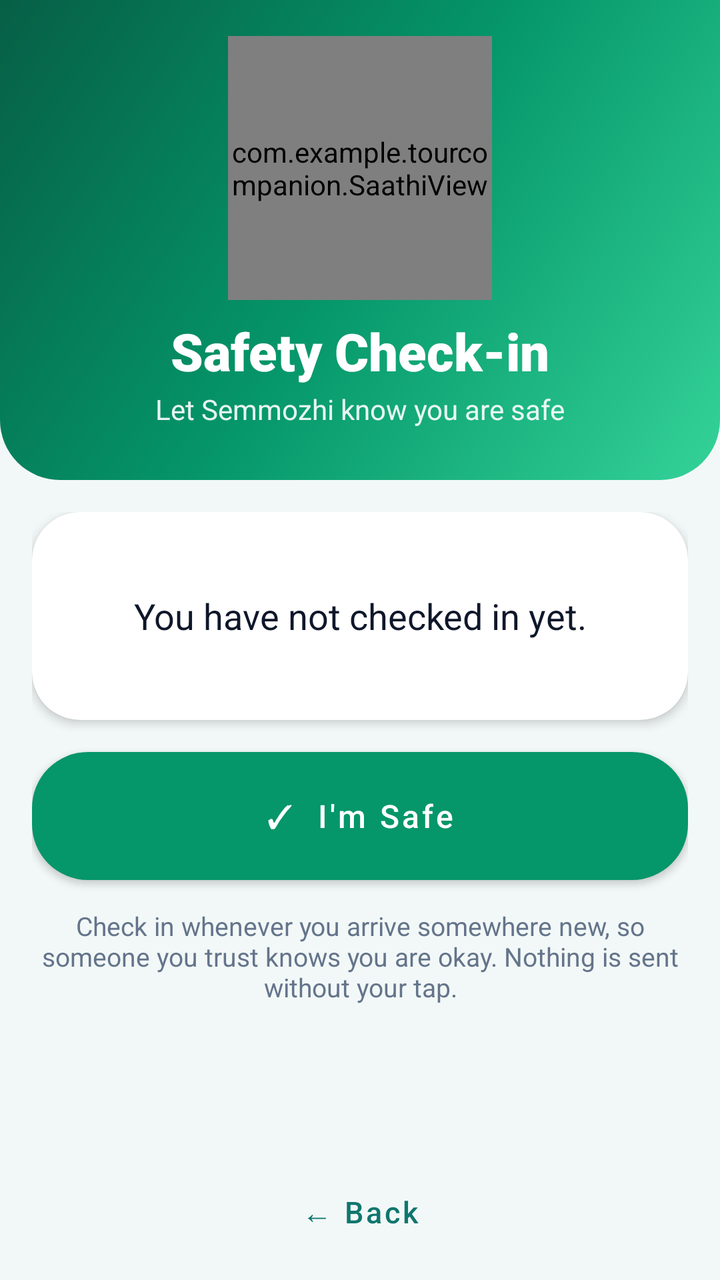
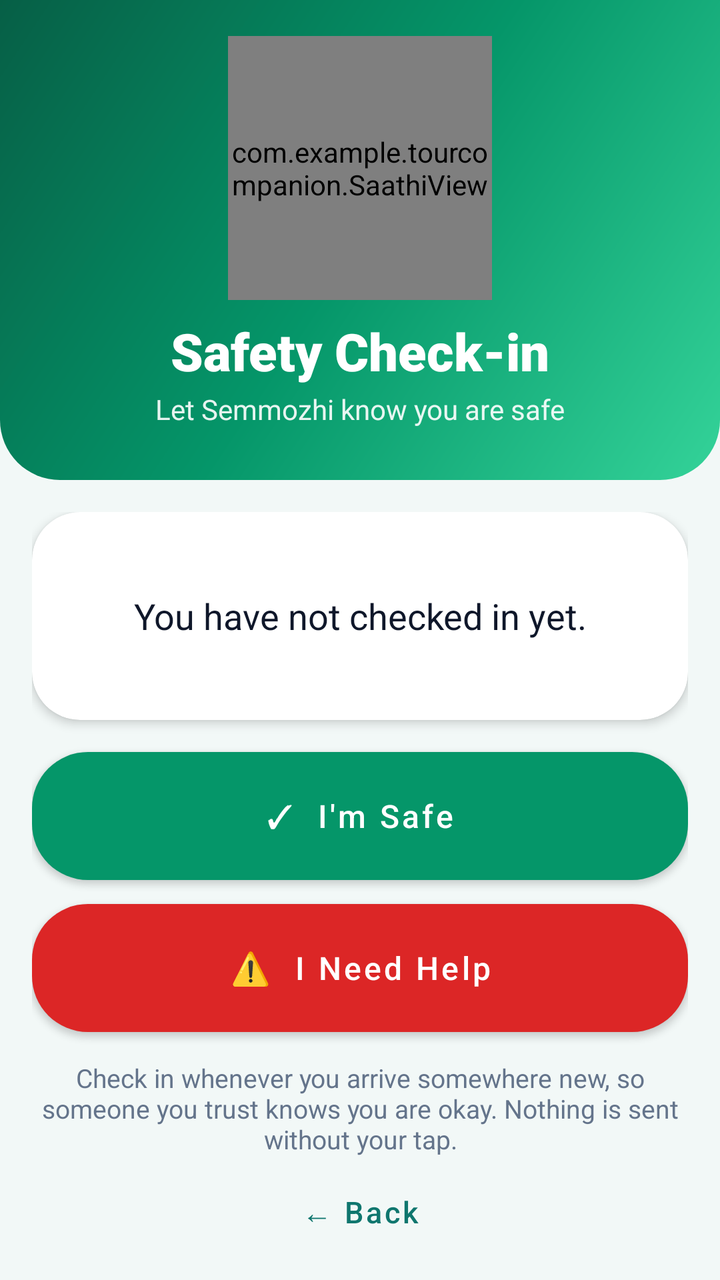

Compare the two renders of this Android layout. The source of the first and the diff that turns it into the second are given below.
<!-- AndroidManifest.xml: application theme Theme.TourCompanion -->
<!-- res/layout/activity_safety_checkin.xml -->
<?xml version="1.0" encoding="utf-8"?>
<LinearLayout
    xmlns:android="http://schemas.android.com/apk/res/android"
    xmlns:app="http://schemas.android.com/apk/res-auto"
    android:layout_width="match_parent"
    android:layout_height="match_parent"
    android:background="@color/bg"
    android:orientation="vertical">

    <LinearLayout
        android:layout_width="match_parent"
        android:layout_height="wrap_content"
        android:tag="header"
        android:background="@drawable/bg_header_green"
        android:gravity="center_horizontal"
        android:orientation="vertical"
        android:paddingStart="20dp"
        android:paddingTop="18dp"
        android:paddingEnd="20dp"
        android:paddingBottom="26dp">

        <FrameLayout
            android:layout_width="132dp"
            android:layout_height="132dp">

            <View
                android:layout_width="124dp"
                android:layout_height="124dp"
                android:layout_gravity="center"
                android:background="@drawable/bg_circle_soft" />

            <com.example.tourcompanion.SaathiView
                android:id="@+id/saathiViewSafety"
                android:layout_width="match_parent"
                android:layout_height="match_parent" />
        </FrameLayout>

        <TextView
            
            style="@style/Text.Tour.Title"
            android:layout_width="match_parent"
            android:layout_height="wrap_content"
            android:layout_marginTop="8dp"
            android:text="Safety Check-in" />

        <TextView
            
            style="@style/Text.Tour.Subtitle"
            android:layout_width="match_parent"
            android:layout_height="wrap_content"
            android:layout_marginTop="2dp"
            android:text="Let Semmozhi know you are safe" />
    </LinearLayout>

    <ScrollView
        android:layout_width="match_parent"
        android:layout_height="0dp"
        android:layout_weight="1"
        android:clipToPadding="false"
        android:fillViewport="true"
        android:scrollbars="none">

        <LinearLayout
            android:layout_width="match_parent"
            android:layout_height="wrap_content"
            android:orientation="vertical"
            android:padding="16dp">

        <com.google.android.material.card.MaterialCardView
            android:layout_width="match_parent"
            android:layout_height="wrap_content"
            android:layout_marginTop="0dp"
            app:cardBackgroundColor="@color/surface"
            app:cardCornerRadius="24dp"
            app:cardElevation="3dp"
            app:strokeWidth="0dp">

            <LinearLayout
                android:layout_width="match_parent"
                android:layout_height="wrap_content"
                android:orientation="vertical"
                android:padding="16dp">

                <TextView
                    android:id="@+id/safetyStatusText"
                    android:layout_width="match_parent"
                    android:layout_height="wrap_content"
                    android:gravity="center"
                    android:lineSpacingExtra="4dp"
                    android:minHeight="72dp"
                    android:paddingTop="8dp"
                    android:paddingBottom="8dp"
                    android:text="You have not checked in yet."
                    android:textColor="@color/text_primary"
                    android:textSize="18sp" />
            </LinearLayout>
        </com.google.android.material.card.MaterialCardView>
        <com.google.android.material.button.MaterialButton
            android:id="@+id/imSafeButton"
            style="@style/Widget.Tour.Button.Success"
            android:layout_width="match_parent"
            android:layout_height="64dp"
            android:layout_marginTop="16dp"
            android:text="✓  I'm Safe" />
        <com.google.android.material.button.MaterialButton
            android:id="@+id/shareSafeButton"
            android:visibility="gone"
            style="@style/Widget.Tour.Button.Secondary"
            android:layout_width="match_parent"
            android:layout_height="56dp"
            android:layout_marginTop="12dp"
            android:text="@string/tell_someone" />
        <TextView
            
            android:layout_width="match_parent"
            android:layout_height="wrap_content"
            android:layout_marginTop="14dp"
            android:text="Check in whenever you arrive somewhere new, so someone you trust knows you are okay. Nothing is sent without your tap."
            android:textColor="@color/text_secondary"
            android:textSize="13sp"
            android:gravity="center" />

        </LinearLayout>
    </ScrollView>

    <com.google.android.material.button.MaterialButton
        android:id="@+id/backHomeButton"
        style="@style/Widget.Tour.Button.Text"
        android:layout_width="match_parent"
        android:layout_height="52dp"
        android:layout_marginStart="16dp"
        android:layout_marginEnd="16dp"
        android:layout_marginBottom="8dp"
        android:text="← Back" />

</LinearLayout>
<!-- resources referenced by this layout -->
<resources>
  <color name="bg">#F2F8F7</color>
  <color name="surface">#FFFFFF</color>
  <color name="text_primary">#0F172A</color>
  <color name="text_secondary">#64748B</color>
  <!-- drawable bg_circle_soft (drawable) -->
  <?xml version="1.0" encoding="utf-8"?>
  <shape xmlns:android="http://schemas.android.com/apk/res/android" android:shape="oval">
      <solid android:color="#26FFFFFF" />
      <stroke android:width="2dp" android:color="#40FFFFFF" />
  </shape>
  <!-- drawable bg_header_green (drawable) -->
  <?xml version="1.0" encoding="utf-8"?>
  <shape xmlns:android="http://schemas.android.com/apk/res/android" android:shape="rectangle">
      <gradient android:type="linear" android:angle="315" android:startColor="#065F46" android:centerColor="#059669" android:endColor="#34D399" />
      <corners android:bottomLeftRadius="30dp" android:bottomRightRadius="30dp" />
  </shape>
  <string name="tell_someone">Tell someone I\'m safe</string>
  <style name="Text.Tour.Subtitle" parent="">
          <item name="android:textColor">#E6FFFFFF</item>
          <item name="android:textSize">14sp</item>
          <item name="android:gravity">center</item>
      </style>
  <style name="Text.Tour.Title" parent="">
          <item name="android:textColor">@color/white</item>
          <item name="android:textSize">26sp</item>
          <item name="android:fontFamily">sans-serif-black</item>
          <item name="android:gravity">center</item>
      </style>
  <style name="Widget.Tour.Button.Secondary" parent="Widget.MaterialComponents.Button.OutlinedButton">
          <item name="strokeColor">@color/primary</item>
          <item name="strokeWidth">1.5dp</item>
          <item name="android:textColor">@color/primary</item>
          <item name="cornerRadius">28dp</item>
          <item name="android:textAllCaps">false</item>
          <item name="android:textSize">16sp</item>
          <item name="android:fontFamily">sans-serif-medium</item>
          <item name="android:minHeight">52dp</item>
          <item name="android:insetTop">0dp</item>
          <item name="android:insetBottom">0dp</item>
      </style>
  <style name="Widget.Tour.Button.Success" parent="Widget.Tour.Button.Primary">
          <item name="backgroundTint">@color/success</item>
      </style>
  <style name="Widget.Tour.Button.Text" parent="Widget.MaterialComponents.Button.TextButton">
          <item name="android:textColor">@color/primary</item>
          <item name="android:textAllCaps">false</item>
          <item name="android:textSize">15sp</item>
          <item name="android:fontFamily">sans-serif-medium</item>
      </style>
  <color name="white">#FFFFFFFF</color>
  <color name="primary">#0F766E</color>
  <style name="Widget.Tour.Button.Primary" parent="Widget.MaterialComponents.Button">
          <item name="backgroundTint">@color/primary</item>
          <item name="android:textColor">@color/white</item>
          <item name="cornerRadius">28dp</item>
          <item name="android:textAllCaps">false</item>
          <item name="android:textSize">16sp</item>
          <item name="android:fontFamily">sans-serif-medium</item>
          <item name="android:minHeight">54dp</item>
          <item name="android:insetTop">0dp</item>
          <item name="android:insetBottom">0dp</item>
          <item name="rippleColor">#33FFFFFF</item>
      </style>
  <color name="success">#059669</color>
  <color name="primary_dark">#0B5D56</color>
  <color name="accent">#F59E0B</color>
  <!-- unchanged entries left out for length: 1 -->
</resources>

<!-- the commit's change to res/layout/activity_safety_checkin.xml (unified diff, before → after) -->
@@ -36,7 +36,6 @@
         </FrameLayout>
 
         <TextView
-            
             style="@style/Text.Tour.Title"
             android:layout_width="match_parent"
             android:layout_height="wrap_content"
@@ -44,7 +43,6 @@
             android:text="Safety Check-in" />
 
         <TextView
-            
             style="@style/Text.Tour.Subtitle"
             android:layout_width="match_parent"
             android:layout_height="wrap_content"
@@ -66,59 +64,69 @@
             android:orientation="vertical"
             android:padding="16dp">
 
-        <com.google.android.material.card.MaterialCardView
-            android:layout_width="match_parent"
-            android:layout_height="wrap_content"
-            android:layout_marginTop="0dp"
-            app:cardBackgroundColor="@color/surface"
-            app:cardCornerRadius="24dp"
-            app:cardElevation="3dp"
-            app:strokeWidth="0dp">
-
-            <LinearLayout
+            <com.google.android.material.card.MaterialCardView
                 android:layout_width="match_parent"
                 android:layout_height="wrap_content"
-                android:orientation="vertical"
-                android:padding="16dp">
+                android:layout_marginTop="0dp"
+                app:cardBackgroundColor="@color/surface"
+                app:cardCornerRadius="24dp"
+                app:cardElevation="3dp"
+                app:strokeWidth="0dp">
 
-                <TextView
-                    android:id="@+id/safetyStatusText"
+                <LinearLayout
                     android:layout_width="match_parent"
                     android:layout_height="wrap_content"
-                    android:gravity="center"
-                    android:lineSpacingExtra="4dp"
-                    android:minHeight="72dp"
-                    android:paddingTop="8dp"
-                    android:paddingBottom="8dp"
-                    android:text="You have not checked in yet."
-                    android:textColor="@color/text_primary"
-                    android:textSize="18sp" />
-            </LinearLayout>
-        </com.google.android.material.card.MaterialCardView>
-        <com.google.android.material.button.MaterialButton
-            android:id="@+id/imSafeButton"
-            style="@style/Widget.Tour.Button.Success"
-            android:layout_width="match_parent"
-            android:layout_height="64dp"
-            android:layout_marginTop="16dp"
-            android:text="✓  I'm Safe" />
-        <com.google.android.material.button.MaterialButton
-            android:id="@+id/shareSafeButton"
-            android:visibility="gone"
-            style="@style/Widget.Tour.Button.Secondary"
-            android:layout_width="match_parent"
-            android:layout_height="56dp"
-            android:layout_marginTop="12dp"
-            android:text="@string/tell_someone" />
-        <TextView
-            
-            android:layout_width="match_parent"
-            android:layout_height="wrap_content"
-            android:layout_marginTop="14dp"
-            android:text="Check in whenever you arrive somewhere new, so someone you trust knows you are okay. Nothing is sent without your tap."
-            android:textColor="@color/text_secondary"
-            android:textSize="13sp"
-            android:gravity="center" />
+                    android:orientation="vertical"
+                    android:padding="16dp">
+
+                    <TextView
+                        android:id="@+id/safetyStatusText"
+                        android:layout_width="match_parent"
+                        android:layout_height="wrap_content"
+                        android:gravity="center"
+                        android:lineSpacingExtra="4dp"
+                        android:minHeight="72dp"
+                        android:paddingTop="8dp"
+                        android:paddingBottom="8dp"
+                        android:text="You have not checked in yet."
+                        android:textColor="@color/text_primary"
+                        android:textSize="18sp" />
+                </LinearLayout>
+            </com.google.android.material.card.MaterialCardView>
+
+            <com.google.android.material.button.MaterialButton
+                android:id="@+id/imSafeButton"
+                style="@style/Widget.Tour.Button.Success"
+                android:layout_width="match_parent"
+                android:layout_height="64dp"
+                android:layout_marginTop="16dp"
+                android:text="✓  I'm Safe" />
+
+            <com.google.android.material.button.MaterialButton
+                android:id="@+id/needHelpButton"
+                style="@style/Widget.Tour.Button.Danger"
+                android:layout_width="match_parent"
+                android:layout_height="64dp"
+                android:layout_marginTop="12dp"
+                android:text="⚠️  I Need Help" />
+
+            <com.google.android.material.button.MaterialButton
+                android:id="@+id/shareSafeButton"
+                android:visibility="gone"
+                style="@style/Widget.Tour.Button.Secondary"
+                android:layout_width="match_parent"
+                android:layout_height="56dp"
+                android:layout_marginTop="12dp"
+                android:text="@string/tell_someone" />
+
+            <TextView
+                android:layout_width="match_parent"
+                android:layout_height="wrap_content"
+                android:layout_marginTop="14dp"
+                android:text="Check in whenever you arrive somewhere new, so someone you trust knows you are okay. Nothing is sent without your tap."
+                android:textColor="@color/text_secondary"
+                android:textSize="13sp"
+                android:gravity="center" />
 
         </LinearLayout>
     </ScrollView>
<!-- resource entries referenced after the edit -->
@@ -27,6 +27,9 @@
           <item name="android:textSize">26sp</item>
           <item name="android:fontFamily">sans-serif-black</item>
           <item name="android:gravity">center</item>
+      </style>
+  <style name="Widget.Tour.Button.Danger" parent="Widget.Tour.Button.Primary">
+          <item name="backgroundTint">@color/danger</item>
       </style>
   <style name="Widget.Tour.Button.Secondary" parent="Widget.MaterialComponents.Button.OutlinedButton">
           <item name="strokeColor">@color/primary</item>
@@ -63,6 +66,7 @@
           <item name="android:insetBottom">0dp</item>
           <item name="rippleColor">#33FFFFFF</item>
       </style>
+  <color name="danger">#DC2626</color>
   <color name="success">#059669</color>
   <color name="primary_dark">#0B5D56</color>
   <color name="accent">#F59E0B</color>
